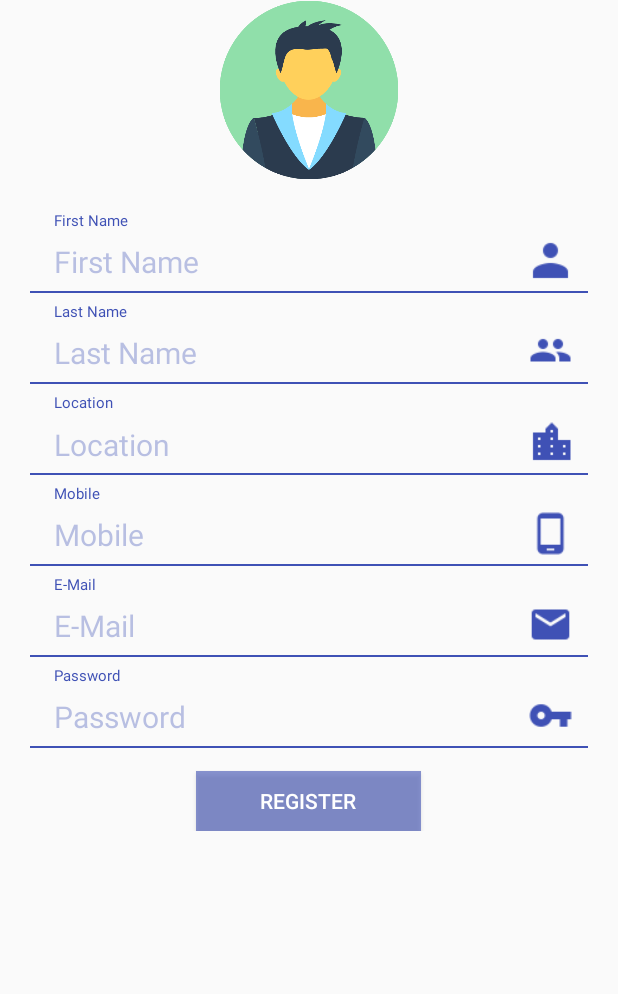
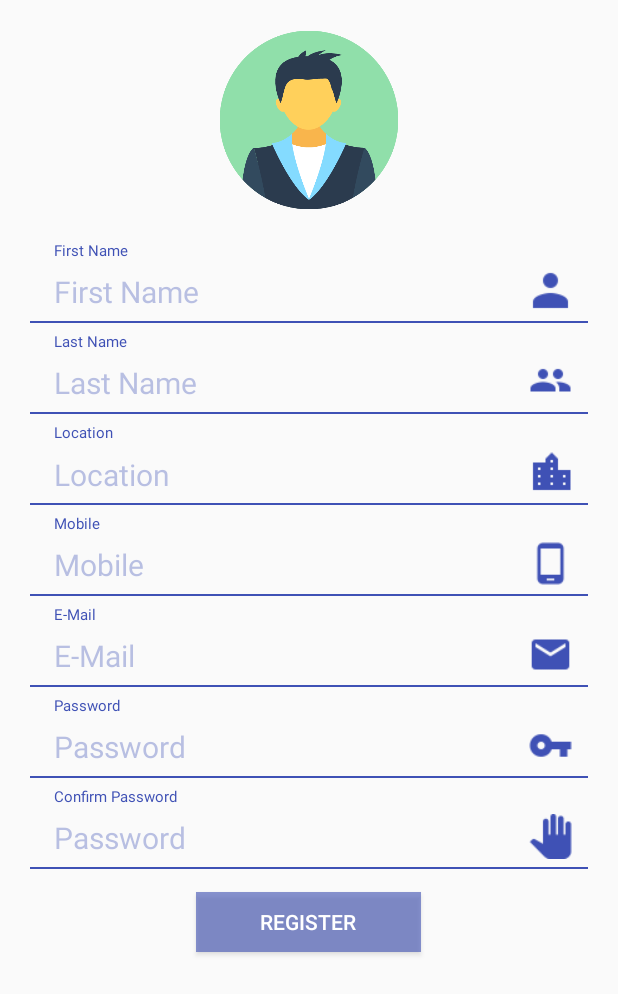
Before and after one commit to SriniSoftwareSolutions/Skill_Prototype, an Android app: the Register screen opened directly, with no data from a screen before it, on a phone screen of 412 x 824 dp. Shown: the top 994 px of the screen. Run offline under Robolectric (Android 15) with nearby library versions, the phone set to English and light mode, and no system bars; our stand-ins replace CircleImageView, Firebase (no records; nobody signed in at launch, a user with empty details on screens opened directly); 2 statements that could not run were skipped.

```diff
--- a/app/src/main/AndroidManifest.xml
+++ b/app/src/main/AndroidManifest.xml
@@ -52,15 +52,10 @@
             android:label="@string/app_name" />
         <activity
             android:name=".Register"
-            android:theme="@style/AppTheme.NoActionBar" />
-        <!--
-             The API key for Google Maps-based APIs is defined as a string resource.
-             (See the file "res/values/google_maps_api.xml").
-             Note that the API key is linked to the encryption key used to sign the APK.
-             You need a different API key for each encryption key, including the release key that is used to
-             sign the APK for publishing.
-             You can define the keys for the debug and release targets in src/debug/ and src/release/.
-        -->
+            android:theme="@style/AppTheme.NoActionBar"
+            android:uiOptions="splitActionBarWhenNarrow"
+            android:windowSoftInputMode="adjustPan"/>
+
         <meta-data
             android:name="com.google.android.geo.API_KEY"
             android:value="@string/google_maps_key" />
--- a/app/src/main/res/layout/activity_register.xml
+++ b/app/src/main/res/layout/activity_register.xml
@@ -4,8 +4,12 @@
     xmlns:tools="http://schemas.android.com/tools"
     android:layout_width="match_parent"
     android:layout_height="match_parent"
-    tools:context="lab.abhishek.skill_prototype.Register"
-    android:gravity="center">
+    tools:context="lab.abhishek.skill_prototype.Register">
+
+    <RelativeLayout
+        android:layout_width="match_parent"
+        android:layout_height="match_parent"
+        android:gravity="center">
 
     <LinearLayout
         android:layout_width="match_parent"
@@ -19,6 +23,7 @@
             android:id="@+id/iv_userImage"
             android:layout_width="120sp"
             android:layout_height="120sp"
+            android:layout_marginTop="20sp"
             android:src="@mipmap/userdp"
             android:scaleType="centerCrop"
             android:layout_marginBottom="20sp"/>
@@ -392,15 +397,79 @@
 
         </LinearLayout>
 
+        <LinearLayout
+            android:layout_width="match_parent"
+            android:layout_height="wrap_content"
+            android:orientation="vertical">
+
+            <TextView
+                android:layout_width="wrap_content"
+                android:layout_height="wrap_content"
+                android:layout_marginLeft="16dp"
+                android:layout_marginRight="16dp"
+                android:text="Confirm Password"
+                android:textColor="@color/colorPrimary"
+                android:textSize="10sp" />
+
+            <LinearLayout
+                android:layout_width="match_parent"
+                android:layout_height="wrap_content"
+                android:orientation="horizontal"
+                android:layout_weight="1" >
+
+                <EditText
+                    android:id="@+id/ed_confirm_password"
+                    android:layout_width="match_parent"
+                    android:layout_height="40sp"
+                    android:layout_marginLeft="16dp"
+                    android:layout_marginRight="16dp"
+                    android:layout_weight="1"
+                    android:background="@android:color/transparent"
+                    android:backgroundTint="@android:color/transparent"
+                    android:backgroundTintMode="@android:color/transparent"
+                    android:cursorVisible="true"
+                    android:drawableBottom="@android:color/transparent"
+                    android:ems="10"
+                    android:hint="Password"
+                    android:layout_gravity="center_vertical"
+                    android:inputType="textPassword"
+                    android:singleLine="true"
+                    android:textColorHint="@color/colorPrimary_20_percent"
+                    android:textColor="@color/colorPrimary"
+                    android:textSize="20sp" />
+
+                <ImageButton
+                    android:layout_width="30sp"
+                    android:layout_height="30sp"
+                    android:layout_gravity="center"
+                    android:layout_marginRight="10sp"
+                    android:src="@mipmap/ic_pan_tool_black_24dp"
+                    android:tint="@color/colorPrimary"
+                    android:background="@android:color/transparent"
+                    android:scaleType="centerCrop"/>
+
+            </LinearLayout>
+
+            <View
+                android:layout_width="match_parent"
+                android:layout_height="1dp"
+                android:background="@color/colorPrimary"
+                android:layout_marginBottom="5dp"/>
+
+        </LinearLayout>
+
         <Button
             android:id="@+id/btn_register_form"
             android:layout_width="150sp"
             android:layout_height="40sp"
             android:background="@color/colorPrimary_50_percent"
             android:layout_marginTop="10sp"
+            android:layout_marginBottom="20sp"
             android:text="Register"
             android:textColor="@android:color/white"/>
 
     </LinearLayout>
 
+    </RelativeLayout>
+
 </ScrollView>
```
Also changed, not shown: app/src/main/res/mipmap-hdpi/ic_pan_tool_black_24dp.png (added).
